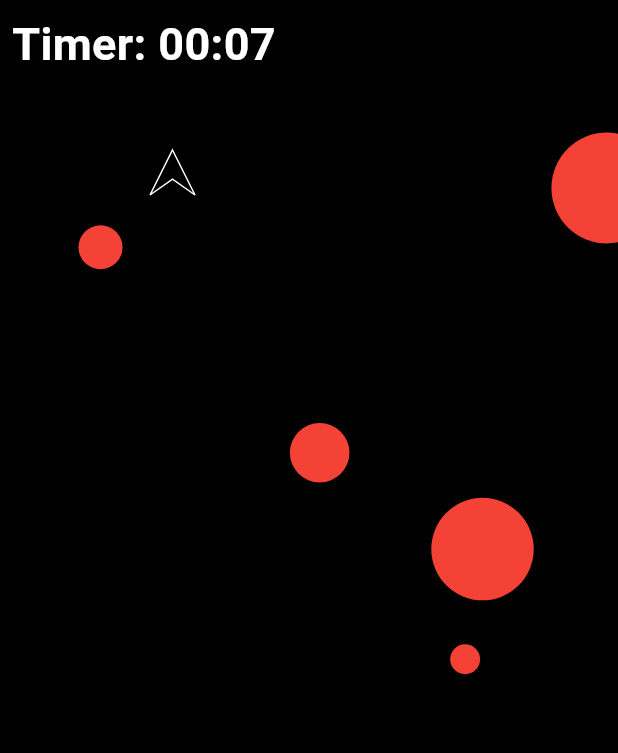
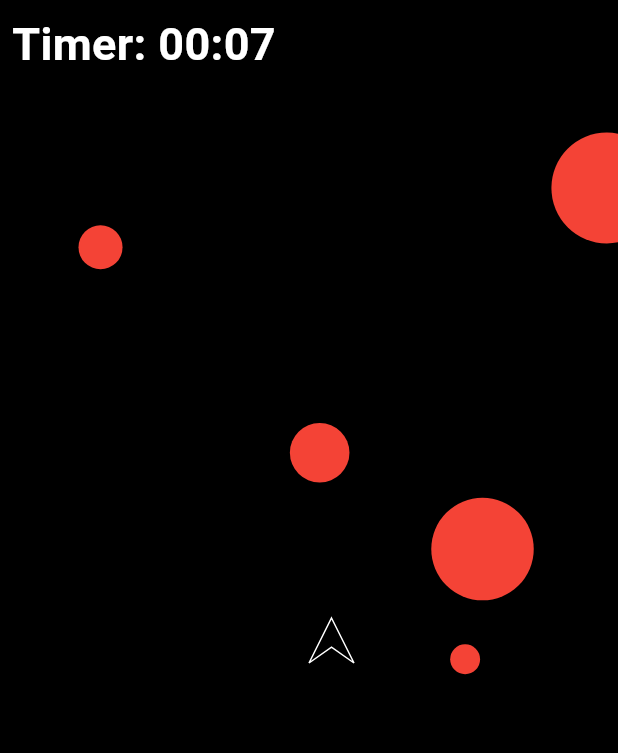
Before and after one commit to Rohit19060/asteroids_classic, a Flutter app: the screen it shows after launch, on a phone screen of 412 x 824 dp. Shown: the top 753 px of the screen. Run offline on Flutter 3.47's test engine with Material 3 defaults, Android fonts, the phone set to English and light mode, and no system bars.

Commit message:
Collision Detection Updated, Polygon are re-rendering out of control so didn't added that

```diff
--- a/lib/core/collision/circle_collision_strategy.dart
+++ b/lib/core/collision/circle_collision_strategy.dart
@@ -1,6 +1,9 @@
+import '../../features/tracker/domain/entities/bullet.dart';
 import '../../features/tracker/domain/entities/particle.dart';
-import '../../features/tracker/domain/entities/player.dart';
 
 abstract class CollisionStrategy {
-  bool checkCollision(Particle particle, Player player);
+  bool checkCollision(Particle particle, Bullet bullet);
+
+  bool checkGameOver(
+      List<Particle> particles, double screenWidth, double screenHeight);
 }
--- a/lib/core/collision/collision_strategy.dart
+++ b/lib/core/collision/collision_strategy.dart
@@ -1,16 +1,30 @@
 import 'dart:math';
 
+import 'package:flutter/material.dart';
+
+import '../../features/tracker/domain/entities/bullet.dart';
 import '../../features/tracker/domain/entities/particle.dart';
-import '../../features/tracker/domain/entities/player.dart';
 import 'circle_collision_strategy.dart';
 
 class CircleCollisionStrategy implements CollisionStrategy {
   @override
-  bool checkCollision(Particle particle, Player player) {
-    final dx = particle.position.dx - player.position.dx;
-    final dy = particle.position.dy - player.position.dy;
+  bool checkCollision(Particle particle, Bullet bullet) {
+    final dx = particle.position.dx - bullet.position.dx;
+    final dy = particle.position.dy - bullet.position.dy;
     final distance = sqrt(dx * dx + dy * dy);
-    final combinedRadius = particle.radius + player.radius;
+
+    final combinedRadius = (particle.size + bullet.size) / 2;
+
     return distance < combinedRadius;
   }
+
+  @override
+  bool checkGameOver(
+      List<Particle> particles, double screenWidth, double screenHeight) {
+    // either the particles are empty or any one particle is in the center of the screen
+    final rect = Rect.fromLTWH(screenWidth / 2, screenHeight / 2, 40, 40);
+    return particles.isEmpty ||
+        particles.any((particle) =>
+            rect.contains(Offset(particle.position.dx, particle.position.dy)));
+  }
 }
--- a/lib/features/tracker/data/models/player_model.dart
+++ b/lib/features/tracker/data/models/player_model.dart
@@ -5,6 +5,5 @@ class PlayerModel extends Player {
     required super.size,
     required super.radius,
     required super.rotation,
-    required super.position,
   });
 }
--- /dev/null
+++ b/lib/features/tracker/domain/entities/bullet.dart
@@ -0,0 +1,15 @@
+// lib/features/tracker/domain/entities/bullet.dart
+
+import 'package:flutter/material.dart';
+
+class Bullet {
+  Bullet({
+    required this.position,
+    required this.velocity,
+    this.size = 10.0,
+  });
+
+  Offset position;
+  Offset velocity;
+  final double size;
+}
--- a/lib/features/tracker/domain/entities/player.dart
+++ b/lib/features/tracker/domain/entities/player.dart
@@ -2,13 +2,11 @@ import 'package:flutter/material.dart';
 
 class Player {
   Player({
-    required this.position,
     required this.size,
     required this.radius,
     required this.rotation,
   });
 
-  ({double dx, double dy}) position;
   Size size;
   double radius, rotation;
 }
--- a/lib/features/tracker/domain/usecases/check_collision.dart
+++ b/lib/features/tracker/domain/usecases/check_collision.dart
@@ -1,17 +1,30 @@
 import '../../../../core/collision/circle_collision_strategy.dart';
+import '../entities/bullet.dart';
 import '../entities/particle.dart';
-import '../entities/player.dart';
 
 class CheckCollision {
   CheckCollision(this.strategy);
   final CollisionStrategy strategy;
 
-  bool checkForCollisions(List<Particle> particles, Player player) {
-    for (final particle in particles) {
-      if (strategy.checkCollision(particle, player)) {
-        return true;
+  bool checkForCollisionsWithBullets(
+      List<Particle> particles, List<Bullet> bullets) {
+    for (final bullet in bullets) {
+      for (final particle in particles) {
+        if (strategy.checkCollision(particle, bullet)) {
+          particles.remove(particle);
+          bullets.remove(bullet);
+          return true;
+        }
       }
     }
     return false;
   }
+
+  bool checkGameOver(
+      List<Particle> particles, double screenWidth, double screenHeight) {
+    if (strategy.checkGameOver(particles, screenWidth, screenHeight)) {
+      return true;
+    }
+    return false;
+  }
 }
--- a/lib/features/tracker/presentation/tracker_ball.dart
+++ b/lib/features/tracker/presentation/tracker_ball.dart
@@ -6,11 +6,14 @@ import 'package:flutter/scheduler.dart';
 import '../../../core/collision/collision_strategy.dart';
 import '../data/datasources/particle_local_datasource.dart';
 import '../data/repositories/particle_repository_impl.dart';
+import '../domain/entities/bullet.dart';
 import '../domain/entities/particle.dart';
 import '../domain/entities/player.dart';
 import '../domain/usecases/check_collision.dart';
 import '../domain/usecases/generate_particles.dart';
+import 'widgets/bullet_widget.dart';
 import 'widgets/cursor_widget.dart';
+import 'widgets/particle_polygon_widget.dart';
 import 'widgets/particle_widget.dart';
 import 'widgets/timer_widget.dart';
 import 'widgets/try_again_screen.dart';
@@ -28,9 +31,10 @@ class _TrackerBallState extends State<TrackerBall>
     size: const Size(30, 30),
     radius: 15,
     rotation: 0,
-    position: (dx: 100, dy: 100),
   );
   List<Particle> _particles = [];
+  final List<Widget> _particleWidgets = [];
+  final List<Bullet> _bullets = [];
   late final Ticker _ticker;
 
   int count = 10;
@@ -60,6 +64,8 @@ class _TrackerBallState extends State<TrackerBall>
     final generateParticles = GenerateParticles(particleRepo);
     _particles = generateParticles(
         count, minSize, maxSize); // Tunable particle count and size range
+    _particleWidgets.addAll(List.generate(
+        count, (_) => const RandomPolygonWidget(size: Size(100, 100))));
   }
 
   void _updateParticles() {
@@ -82,7 +88,19 @@ class _TrackerBallState extends State<TrackerBall>
             (dx: particle.velocity.dx, dy: -particle.velocity.dy);
       }
     }
-    if (checkCollision.checkForCollisions(_particles, _player)) {
+    _bullets.removeWhere((bullet) =>
+        bullet.position.dx < 0 ||
+        bullet.position.dx > size.width ||
+        bullet.position.dy < 0 ||
+        bullet.position.dy > size.height);
+
+    for (final bullet in _bullets) {
+      bullet.position = Offset(bullet.position.dx + bullet.velocity.dx,
+          bullet.position.dy + bullet.velocity.dy);
+    }
+
+    checkCollision.checkForCollisionsWithBullets(_particles, _bullets);
+    if (checkCollision.checkGameOver(_particles, size.width, size.height)) {
       _endGame();
     }
     setState(() {});
@@ -96,16 +114,27 @@ class _TrackerBallState extends State<TrackerBall>
 
   void _restartGame() {
     _initializeParticles();
+    _bullets.clear();
     _isGameOver = false;
     _ticker.start();
     setState(() {});
+  }
+
+  void _shootBullet() {
+    if (_isGameOver) {
+      return;
+    }
+    final size = MediaQuery.sizeOf(context);
+    final position = Offset(size.width / 2, size.height / 2);
+    final velocity = Offset.fromDirection(
+        _player.rotation - (pi / 2), 8); // Adjust speed as needed
+    _bullets.add(Bullet(position: position, velocity: velocity));
   }
 
   void _updateBallPosition(PointerEvent details) {
     if (_isGameOver) {
       return;
     }
-    _player.position = (dx: details.position.dx, dy: details.position.dy);
     _player.rotation = _calculateRotation(details.position);
     setState(() {});
   }
@@ -136,23 +165,28 @@ class _TrackerBallState extends State<TrackerBall>
       );
     }
 
-    return Stack(
+    final size = MediaQuery.sizeOf(context);
+    return GestureDetector(
+      onPanEnd: (details) => _shootBullet(),
+      child: Stack(
         children: [
           TimerWidget(duration: _duration),
-        MouseRegion(onHover: _updateBallPosition),
-        ..._particles
-            .map((particle) => ParticleWidget(particle: particle))
-            .toList(),
-        AnimatedPositioned(
-          duration: const Duration(milliseconds: 100),
-          left: _player.position.dx,
-          top: _player.position.dy,
+          MouseRegion(
+            onHover: _updateBallPosition,
+          ),
+          ..._particles.map((x) => ParticleWidget(particle: x)).toList(),
+          ..._bullets.map((bullet) => BulletWidget(bullet: bullet)).toList(),
+          Positioned(
+            left: size.width / 2,
+            top: size.height / 2,
             child: CursorWidget(
               size: _player.size,
-            rotation: _player.rotation, // Adjust the direction of the pointing
+              rotation:
+                  _player.rotation, // Adjust the direction of the pointing
             ),
           ),
         ],
+      ),
     );
   }
 }
--- a/lib/features/tracker/presentation/widgets/cursor_widget.dart
+++ b/lib/features/tracker/presentation/widgets/cursor_widget.dart
@@ -4,15 +4,17 @@ class CursorWidget extends StatelessWidget {
   const CursorWidget({
     super.key,
     required this.size,
-   required this.rotation,
+    required this.rotation,
   });
   final Size size;
   final double rotation;
 
   @override
-  Widget build(BuildContext context) => CustomPaint(
-        size: size,
-        painter: CursorPainter(rotation: rotation),
+  Widget build(BuildContext context) => GestureDetector(
+        child: CustomPaint(
+          size: size,
+          painter: CursorPainter(rotation: rotation),
+        ),
       );
 }
 
@@ -36,7 +38,7 @@ class CursorPainter extends CustomPainter {
     path.close(); // Complete the shape
 
     // Rotate and move the path based on the direction
-      // Rotate and move the path based on the rotation value
+    // Rotate and move the path based on the rotation value
     canvas.save();
     canvas.translate(size.width / 2, size.height / 2); // Move to center
     canvas.rotate(rotation); // Apply rotation
```
Also changed, not shown: lib/features/tracker/presentation/widgets/bullet_widget.dart (added, +24 -0 lines), lib/features/tracker/presentation/widgets/particle_polygon_widget.dart (added, +52 -0 lines), lib/features/tracker/data/datasources/particle_local_datasource.dart (line endings or trailing spaces). Lines whose indentation alone changed are shown as unchanged.
